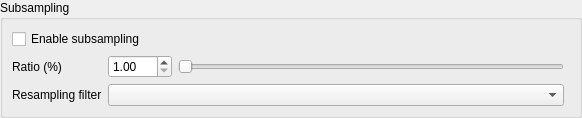
Before: the Qt Designer form src/SubsampleSettingsWidget.ui in ManiVaultStudio/ImageLoaderPlugin, drawn with Qt 5.
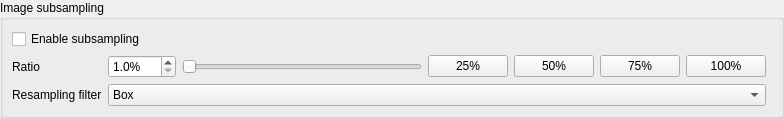
After: the same form once the commit is applied.

The edit to the form file:
```diff
--- a/src/SubsampleSettingsWidget.ui
+++ b/src/SubsampleSettingsWidget.ui
@@ -6,8 +6,8 @@
    <rect>
     <x>0</x>
     <y>0</y>
-    <width>582</width>
-    <height>108</height>
+    <width>784</width>
+    <height>111</height>
    </rect>
   </property>
   <property name="sizePolicy">
@@ -47,13 +47,50 @@
       <string>Subsampling configuration</string>
      </property>
      <property name="title">
-      <string>Subsampling</string>
+      <string>Image subsampling</string>
      </property>
      <layout class="QGridLayout" name="gridLayout_3">
       <item row="1" column="0">
-       <layout class="QGridLayout" name="resamplingGridLayout">
+       <layout class="QGridLayout" name="subsamplingGridLayout">
+        <item row="3" column="1">
+         <widget class="QComboBox" name="filterComboBox">
+          <property name="toolTip">
+           <string>The type of resampling filter to use</string>
+          </property>
+          <item>
+           <property name="text">
+            <string>Box</string>
+           </property>
+          </item>
+          <item>
+           <property name="text">
+            <string>Bilinear</string>
+           </property>
+          </item>
+          <item>
+           <property name="text">
+            <string>BSpline</string>
+           </property>
+          </item>
+          <item>
+           <property name="text">
+            <string>Bicubic</string>
+           </property>
+          </item>
+          <item>
+           <property name="text">
+            <string>Catmull Rom</string>
+           </property>
+          </item>
+          <item>
+           <property name="text">
+            <string>Lanczos</string>
+           </property>
+          </item>
+         </widget>
+        </item>
         <item row="1" column="1">
-         <layout class="QHBoxLayout" name="resamplingRatioLayout">
+         <layout class="QHBoxLayout" name="ratioHorizontalLayout">
           <property name="topMargin">
            <number>0</number>
           </property>
@@ -62,6 +99,12 @@
             <property name="toolTip">
              <string>Subsampling ratio </string>
             </property>
+            <property name="suffix">
+             <string>%</string>
+            </property>
+            <property name="decimals">
+             <number>1</number>
+            </property>
             <property name="minimum">
              <double>1.000000000000000</double>
             </property>
@@ -75,6 +118,12 @@
           </item>
           <item>
            <widget class="QSlider" name="ratioSlider">
+            <property name="sizePolicy">
+             <sizepolicy hsizetype="Expanding" vsizetype="Fixed">
+              <horstretch>1</horstretch>
+              <verstretch>0</verstretch>
+             </sizepolicy>
+            </property>
             <property name="minimum">
              <number>1</number>
             </property>
@@ -86,10 +135,75 @@
             </property>
            </widget>
           </item>
+          <item>
+           <layout class="QHBoxLayout" name="ratioPresetsHorizontalLayout">
+            <property name="bottomMargin">
+             <number>0</number>
+            </property>
+            <item>
+             <widget class="QPushButton" name="ratio25PushButton">
+              <property name="toolTip">
+               <string>Subsample 25%</string>
+              </property>
+              <property name="text">
+               <string>25%</string>
+              </property>
+             </widget>
+            </item>
+            <item>
+             <widget class="QPushButton" name="ratio50PushButton">
+              <property name="toolTip">
+               <string>Subsample 50%</string>
+              </property>
+              <property name="text">
+               <string>50%</string>
+              </property>
+             </widget>
+            </item>
+            <item>
+             <widget class="QPushButton" name="ratio75PushButton">
+              <property name="sizePolicy">
+               <sizepolicy hsizetype="Minimum" vsizetype="Fixed">
+                <horstretch>0</horstretch>
+                <verstretch>0</verstretch>
+               </sizepolicy>
+              </property>
+              <property name="minimumSize">
+               <size>
+                <width>0</width>
+                <height>0</height>
+               </size>
+              </property>
+              <property name="maximumSize">
+               <size>
+                <width>100</width>
+                <height>16777215</height>
+               </size>
+              </property>
+              <property name="toolTip">
+               <string>Subsample 75%</string>
+              </property>
+              <property name="text">
+               <string>75%</string>
+              </property>
+             </widget>
+            </item>
+            <item>
+             <widget class="QPushButton" name="ratio100PushButton">
+              <property name="toolTip">
+               <string>Subsample 100%</string>
+              </property>
+              <property name="text">
+               <string>100%</string>
+              </property>
+             </widget>
+            </item>
+           </layout>
+          </item>
          </layout>
         </item>
         <item row="0" column="0" colspan="3">
-         <widget class="QCheckBox" name="enableSubsamplingCheckbox">
+         <widget class="QCheckBox" name="enabledCheckbox">
           <property name="toolTip">
            <string>Enable/disable subsampling</string>
           </property>
@@ -98,29 +212,6 @@
           </property>
          </widget>
         </item>
-        <item row="2" column="0">
-         <widget class="QLabel" name="filterLabel">
-          <property name="sizePolicy">
-           <sizepolicy hsizetype="Preferred" vsizetype="Preferred">
-            <horstretch>0</horstretch>
-            <verstretch>0</verstretch>
-           </sizepolicy>
-          </property>
-          <property name="toolTip">
-           <string>Subsampling filter</string>
-          </property>
-          <property name="text">
-           <string>Resampling filter</string>
-          </property>
-         </widget>
-        </item>
-        <item row="2" column="1">
-         <widget class="QComboBox" name="filterComboBox">
-          <property name="toolTip">
-           <string>The type of resampling filter to use</string>
-          </property>
-         </widget>
-        </item>
         <item row="1" column="0">
          <widget class="QLabel" name="ratioLabel">
           <property name="sizePolicy">
@@ -133,7 +224,23 @@
            <string>Subsampling ratio</string>
           </property>
           <property name="text">
-           <string>Ratio (%)</string>
+           <string>Ratio</string>
+          </property>
+         </widget>
+        </item>
+        <item row="3" column="0">
+         <widget class="QLabel" name="filterLabel">
+          <property name="sizePolicy">
+           <sizepolicy hsizetype="Preferred" vsizetype="Preferred">
+            <horstretch>0</horstretch>
+            <verstretch>0</verstretch>
+           </sizepolicy>
+          </property>
+          <property name="toolTip">
+           <string>Subsampling filter</string>
+          </property>
+          <property name="text">
+           <string>Resampling filter</string>
           </property>
          </widget>
         </item>
```
Left out of the diff: 2 changed lines with no effect on the pictures.
